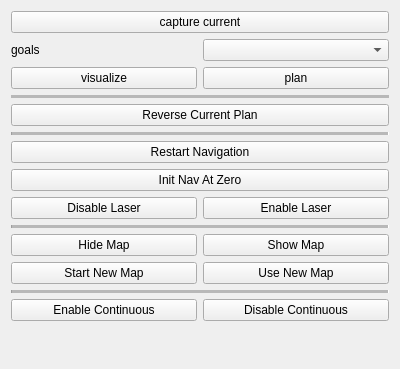
Old version of the form src/app/ddNavigation.ui in the repository RobotLocomotion/director.
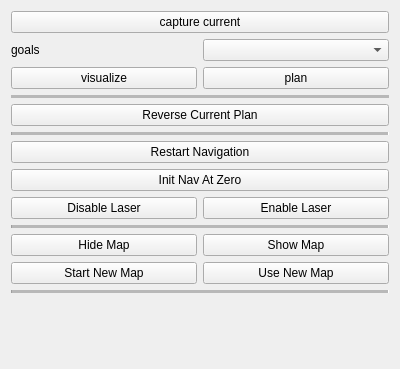
New version of the form.

Commit message: Removed continuous walking enable/disable button from Navigation Panel.

Patch:
```diff
--- a/src/app/ddNavigation.ui
+++ b/src/app/ddNavigation.ui
@@ -154,20 +154,6 @@
      </property>
     </widget>
    </item>
-   <item row="17" column="1">
-    <widget class="QPushButton" name="disableContinuousButton">
-     <property name="text">
-      <string>Disable Continuous</string>
-     </property>
-    </widget>
-   </item>
-   <item row="17" column="0">
-    <widget class="QPushButton" name="enableContinuousButton">
-     <property name="text">
-      <string>Enable Continuous</string>
-     </property>
-    </widget>
-   </item>
    <item row="16" column="0" colspan="2">
     <widget class="Line" name="line_4">
      <property name="midLineWidth">
```
The commit also changes 1 other file.
